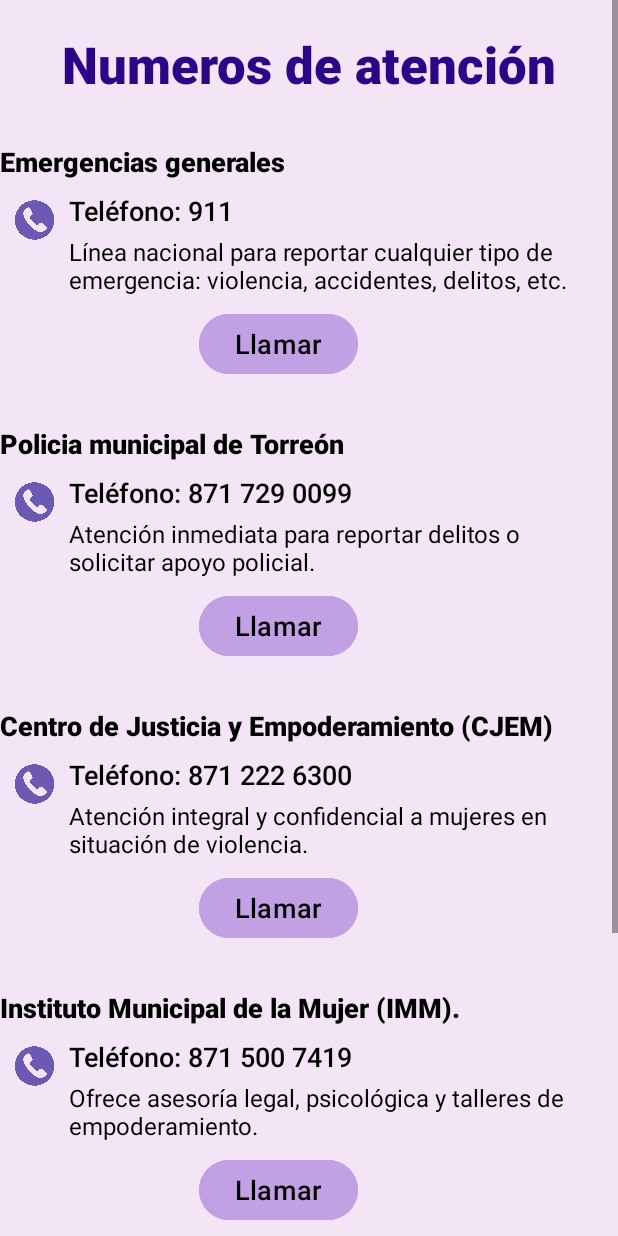
After one commit to DanyMtz29/Alert_app, an Android app: the supportNumbersActivity screen opened directly, with no data from a screen before it, on a phone screen of 412 x 824 dp. The commit adds this screen. Run offline under Robolectric (Android 15) with nearby library versions, the phone set to English and light mode, and no system bars.

Commit message:
D-UI's: support numbers created and completed

```diff
--- a/app/src/main/AndroidManifest.xml
+++ b/app/src/main/AndroidManifest.xml
@@ -12,6 +12,9 @@
         android:supportsRtl="true"
         android:theme="@style/Theme.Alert_app"
         tools:targetApi="31">
+        <activity
+            android:name=".supportNumbersActivity"
+            android:exported="false" />
         <activity
             android:name=".modalidadesActivity"
             android:exported="false" />
--- a/app/src/main/java/com/example/alert_app/informationActivity.java
+++ b/app/src/main/java/com/example/alert_app/informationActivity.java
@@ -39,4 +39,9 @@ public class informationActivity extends AppCompatActivity {
         i = new Intent(informationActivity.this, centerInformationACtivity.class);
         startActivity(i);
     }
+
+    public void supportNumbersButton(View v){
+        i = new Intent(informationActivity.this, supportNumbersActivity.class);
+        startActivity(i);
+    }
 }
--- /dev/null
+++ b/app/src/main/java/com/example/alert_app/supportNumbersActivity.java
@@ -0,0 +1,27 @@
+package com.example.alert_app;
+
+import android.content.Intent;
+import android.os.Bundle;
+import android.view.View;
+
+import androidx.activity.EdgeToEdge;
+import androidx.appcompat.app.AppCompatActivity;
+import androidx.core.graphics.Insets;
+import androidx.core.view.ViewCompat;
+import androidx.core.view.WindowInsetsCompat;
+
+public class supportNumbersActivity extends AppCompatActivity {
+
+    @Override
+    protected void onCreate(Bundle savedInstanceState) {
+        super.onCreate(savedInstanceState);
+        EdgeToEdge.enable(this);
+        setContentView(R.layout.activity_support_numbers);
+    }
+
+    public void backSupport(View v){
+        Intent i = new Intent(supportNumbersActivity.this, informationActivity.class);
+        startActivity(i);
+        this.finish();
+    }
+}
--- /dev/null
+++ b/app/src/main/res/layout/activity_support_numbers.xml
@@ -0,0 +1,360 @@
+<?xml version="1.0" encoding="utf-8"?>
+<ScrollView xmlns:android="http://schemas.android.com/apk/res/android"
+xmlns:app="http://schemas.android.com/apk/res-auto"
+xmlns:tools="http://schemas.android.com/tools"
+android:layout_width="match_parent"
+android:layout_height="match_parent"
+android:backgroundTint="@color/rosaP"
+android:fillViewport="true">
+
+    <LinearLayout
+        android:layout_width="match_parent"
+        android:layout_height="match_parent"
+        android:background="@color/lavanda"
+        android:gravity="center_horizontal"
+        android:orientation="vertical"
+        tools:context=".supportNumbersActivity">
+
+        <TextView
+            android:layout_width="match_parent"
+            android:layout_height="wrap_content"
+            android:layout_marginTop="20dp"
+            android:fontFamily="sans-serif-black"
+            android:text="@string/text_support_numbers"
+            android:textAlignment="center"
+            android:textColor="@color/azulito"
+            android:textSize="34sp" />
+
+        <View
+            android:layout_width="match_parent"
+            android:layout_height="30dp" />
+
+        <TextView
+            android:layout_width="match_parent"
+            android:layout_height="wrap_content"
+            android:fontFamily="sans-serif-black"
+            android:text="@string/text_emegencies"
+            android:textAlignment="textStart"
+            android:textColor="@color/black"
+            android:textSize="18sp" />
+        <!--Inicio del layout de emergencias-->
+        <LinearLayout
+            android:layout_width="match_parent"
+            android:layout_height="wrap_content"
+            android:background="@color/lavanda"
+            android:gravity="top"
+            android:orientation="horizontal"
+            android:padding="8dp">
+
+            <ImageView
+                android:layout_width="30dp"
+                android:layout_height="30dp"
+                android:layout_marginTop="4dp"
+                android:src="@drawable/img_tel" />
+
+            <LinearLayout
+                android:layout_width="0dp"
+                android:layout_height="wrap_content"
+                android:layout_weight="1"
+                android:orientation="vertical"
+                android:paddingStart="8dp">
+
+                <TextView
+                    android:layout_width="wrap_content"
+                    android:layout_height="wrap_content"
+                    android:fontFamily="sans-serif-medium"
+                    android:text="@string/text_supp_911"
+                    android:textColor="@color/black"
+                    android:textSize="18sp" />
+
+                <TextView
+                    android:layout_width="wrap_content"
+                    android:layout_height="wrap_content"
+                    android:layout_marginTop="4dp"
+                    android:fontFamily="sans-serif"
+                    android:text="@string/text_supp_911_desc"
+                    android:textColor="@color/black"
+                    android:textSize="16sp" />
+
+            </LinearLayout>
+        </LinearLayout>
+        <Button
+            android:layout_width="wrap_content"
+            android:layout_height="wrap_content"
+            android:layout_marginRight="20dp"
+            android:backgroundTint="@color/lilaPastelOscuro"
+            android:text="@string/call_button"
+            android:textColor="@color/black"
+            android:textSize="18sp" />
+        <!--Fin del componente Emergencias-->
+
+        <View
+            android:layout_width="match_parent"
+            android:layout_height="30dp" />
+
+        <TextView
+            android:layout_width="match_parent"
+            android:layout_height="wrap_content"
+            android:fontFamily="sans-serif-black"
+            android:text="@string/text_municipalPol"
+            android:textAlignment="textStart"
+            android:textColor="@color/black"
+            android:textSize="18sp" />
+        <LinearLayout
+            android:layout_width="match_parent"
+            android:layout_height="wrap_content"
+            android:background="@color/lavanda"
+            android:gravity="top"
+            android:orientation="horizontal"
+            android:padding="8dp">
+
+            <ImageView
+                android:layout_width="30dp"
+                android:layout_height="30dp"
+                android:layout_marginTop="4dp"
+                android:src="@drawable/img_tel" />
+
+            <LinearLayout
+                android:layout_width="0dp"
+                android:layout_height="wrap_content"
+                android:layout_weight="1"
+                android:orientation="vertical"
+                android:paddingStart="8dp">
+
+                <TextView
+                    android:layout_width="wrap_content"
+                    android:layout_height="wrap_content"
+                    android:fontFamily="sans-serif-medium"
+                    android:text="@string/text_police_tel"
+                    android:textColor="@color/black"
+                    android:textSize="18sp" />
+
+                <TextView
+                    android:layout_width="wrap_content"
+                    android:layout_height="wrap_content"
+                    android:layout_marginTop="4dp"
+                    android:fontFamily="sans-serif"
+                    android:text="@string/text_police_desc"
+                    android:textColor="@color/black"
+                    android:textSize="16sp" />
+
+            </LinearLayout>
+        </LinearLayout>
+        <Button
+            android:layout_width="wrap_content"
+            android:layout_height="wrap_content"
+            android:layout_marginRight="20dp"
+            android:backgroundTint="@color/lilaPastelOscuro"
+            android:text="@string/call_button"
+            android:textColor="@color/black"
+            android:textSize="18sp" />
+        <!--Fin del componente policia-->
+
+        <View
+            android:layout_width="match_parent"
+            android:layout_height="30dp" />
+
+        <TextView
+            android:layout_width="match_parent"
+            android:layout_height="wrap_content"
+            android:fontFamily="sans-serif-black"
+            android:text="@string/text_justiceCen"
+            android:textAlignment="textStart"
+            android:textColor="@color/black"
+            android:textSize="18sp" />
+        <LinearLayout
+            android:layout_width="match_parent"
+            android:layout_height="wrap_content"
+            android:background="@color/lavanda"
+            android:gravity="top"
+            android:orientation="horizontal"
+            android:padding="8dp">
+
+            <ImageView
+                android:layout_width="30dp"
+                android:layout_height="30dp"
+                android:layout_marginTop="4dp"
+                android:src="@drawable/img_tel" />
+
+            <LinearLayout
+                android:layout_width="0dp"
+                android:layout_height="wrap_content"
+                android:layout_weight="1"
+                android:orientation="vertical"
+                android:paddingStart="8dp">
+
+                <TextView
+                    android:layout_width="wrap_content"
+                    android:layout_height="wrap_content"
+                    android:fontFamily="sans-serif-medium"
+                    android:text="@string/text_justiceCen_tel"
+                    android:textColor="@color/black"
+                    android:textSize="18sp" />
+
+                <TextView
+                    android:layout_width="wrap_content"
+                    android:layout_height="wrap_content"
+                    android:layout_marginTop="4dp"
+                    android:fontFamily="sans-serif"
+                    android:text="@string/text_justiceCen_desc"
+                    android:textColor="@color/black"
+                    android:textSize="16sp" />
+
+            </LinearLayout>
+        </LinearLayout>
+        <Button
+            android:layout_width="wrap_content"
+            android:layout_height="wrap_content"
+            android:layout_marginRight="20dp"
+            android:backgroundTint="@color/lilaPastelOscuro"
+            android:text="@string/call_button"
+            android:textColor="@color/black"
+            android:textSize="18sp" />
+        <!--Fin del componente CJEM-->
+
+        <View
+            android:layout_width="match_parent"
+            android:layout_height="30dp" />
+
+        <TextView
+            android:layout_width="match_parent"
+            android:layout_height="wrap_content"
+            android:fontFamily="sans-serif-black"
+            android:text="@string/text_iim"
+            android:textAlignment="textStart"
+            android:textColor="@color/black"
+            android:textSize="18sp" />
+        <LinearLayout
+            android:layout_width="match_parent"
+            android:layout_height="wrap_content"
+            android:background="@color/lavanda"
+            android:gravity="top"
+            android:orientation="horizontal"
+            android:padding="8dp">
+
+            <ImageView
+                android:layout_width="30dp"
+                android:layout_height="30dp"
+                android:layout_marginTop="4dp"
+                android:src="@drawable/img_tel" />
+
+            <LinearLayout
+                android:layout_width="0dp"
+                android:layout_height="wrap_content"
+                android:layout_weight="1"
+                android:orientation="vertical"
+                android:paddingStart="8dp">
+
+                <TextView
+                    android:layout_width="wrap_content"
+                    android:layout_height="wrap_content"
+                    android:fontFamily="sans-serif-medium"
+                    android:text="@string/text_iim_tel"
+                    android:textColor="@color/black"
+                    android:textSize="18sp" />
+
+                <TextView
+                    android:layout_width="wrap_content"
+                    android:layout_height="wrap_content"
+                    android:layout_marginTop="4dp"
+                    android:fontFamily="sans-serif"
+                    android:text="@string/text_imm_desc"
+                    android:textColor="@color/black"
+                    android:textSize="16sp" />
+
+            </LinearLayout>
+        </LinearLayout>
+        <Button
+            android:layout_width="wrap_content"
+            android:layout_height="wrap_content"
+            android:layout_marginRight="20dp"
+            android:backgroundTint="@color/lilaPastelOscuro"
+            android:text="@string/call_button"
+            android:textColor="@color/black"
+            android:textSize="18sp" />
+        <!--Fin del componente iim-->
+
+        <View
+            android:layout_width="match_parent"
+            android:layout_height="30dp" />
+
+        <TextView
+            android:layout_width="match_parent"
+            android:layout_height="wrap_content"
+            android:fontFamily="sans-serif-black"
+            android:text="@string/text_ViolenceLine"
+            android:textAlignment="textStart"
+            android:textColor="@color/black"
+            android:textSize="18sp" />
+        <LinearLayout
+            android:layout_width="match_parent"
+            android:layout_height="wrap_content"
+            android:background="@color/lavanda"
+            android:gravity="top"
+            android:orientation="horizontal"
+            android:padding="8dp">
+
+            <ImageView
+                android:layout_width="30dp"
+                android:layout_height="30dp"
+                android:layout_marginTop="4dp"
+                android:src="@drawable/img_tel" />
+
+            <LinearLayout
+                android:layout_width="0dp"
+                android:layout_height="wrap_content"
+                android:layout_weight="1"
+                android:orientation="vertical"
+                android:paddingStart="8dp">
+
+                <TextView
+                    android:layout_width="wrap_content"
+                    android:layout_height="wrap_content"
+                    android:fontFamily="sans-serif-medium"
+                    android:text="@string/text_ViolenceLine_tel"
+                    android:textColor="@color/black"
+                    android:textSize="18sp" />
+
+                <TextView
+                    android:layout_width="wrap_content"
+                    android:layout_height="wrap_content"
+                    android:layout_marginTop="4dp"
+                    android:fontFamily="sans-serif"
+                    android:text="@string/text_ViolenceLine_desc"
+                    android:textColor="@color/black"
+                    android:textSize="16sp" />
+
+            </LinearLayout>
+        </LinearLayout>
+        <Button
+            android:layout_width="wrap_content"
+            android:layout_height="wrap_content"
+            android:layout_marginRight="20dp"
+            android:backgroundTint="@color/lilaPastelOscuro"
+            android:text="@string/call_button"
+            android:textColor="@color/black"
+            android:textSize="18sp" />
+        <!--Fin del componente linea de violencia-->
+        <View
+            android:layout_width="match_parent"
+            android:layout_height="20dp"/>
+        <LinearLayout
+            android:layout_width="match_parent"
+            android:layout_height="wrap_content"
+            android:background="@color/lavanda"
+            android:gravity="center_vertical"
+            >
+            <Button
+                android:id="@+id/botonRegresar"
+                android:layout_width="wrap_content"
+                android:layout_height="wrap_content"
+                android:text="@string/button_back"
+                android:textSize="20sp"
+                android:textColor="@color/black"
+                android:backgroundTint="@color/lilaPastelMedio"
+                android:onClick="backSupport"
+                />
+        </LinearLayout>
+
+    </LinearLayout>
+</ScrollView>
--- a/app/src/main/res/layout/informacion.xml
+++ b/app/src/main/res/layout/informacion.xml
@@ -167,7 +167,8 @@
                 android:text="Números de atención"
                 android:textColor="@color/moradoF"
                 android:textSize="20sp"
-                android:textStyle="bold" />
+                android:textStyle="bold"
+                android:onClick="supportNumbersButton"/>
         </LinearLayout>
 
         <LinearLayout
--- a/app/src/main/res/values/strings.xml
+++ b/app/src/main/res/values/strings.xml
@@ -110,6 +110,24 @@ Suele estar presente en medios, chistes, publicidad o normas culturales que norm
     <string name="text_tel_ins_mujer">(871) 500 7419 </string>
     <string name="text_hor_ins_mujer">Lunes a viernes, de 8:00 a.m. a 4:00 p.m</string>
 
+    <!--Numeros de atencion-->
+    <string name="text_support_numbers">Numeros de atención</string>
+    <string name="text_emegencies">Emergencias generales</string>
+    <string name="text_supp_911">Teléfono: 911</string>
+    <string name="text_supp_911_desc">Línea nacional para reportar cualquier tipo de emergencia: violencia, accidentes, delitos, etc.</string>
+    <string name="text_municipalPol">Policia municipal de Torreón</string>
+    <string name="text_police_tel">Teléfono: 871 729 0099</string>
+    <string name="text_police_desc">Atención inmediata para reportar delitos o solicitar apoyo policial.</string>
+    <string name="text_justiceCen">Centro de Justicia y Empoderamiento (CJEM)</string>
+    <string name="text_justiceCen_tel">Teléfono: 871 222 6300</string>
+    <string name="text_justiceCen_desc">Atención integral y confidencial a mujeres en situación de violencia.</string>
+    <string name="text_iim">Instituto Municipal de la Mujer (IMM).</string>
+    <string name="text_iim_tel">Teléfono: 871 500 7419</string>
+    <string name="text_imm_desc">Ofrece asesoría legal, psicológica y talleres de empoderamiento.</string>
+    <string name="text_ViolenceLine">Línea Nacional Contra la Violencia</string>
+    <string name="text_ViolenceLine_tel">Teléfono: 800 911 25 11</string>
+    <string name="text_ViolenceLine_desc">Disponible las 24 horas para brindar apoyo psicológico y legal gratuito a mujeres víctimas de violencia.</string>
+
 
 
 </resources>
```
